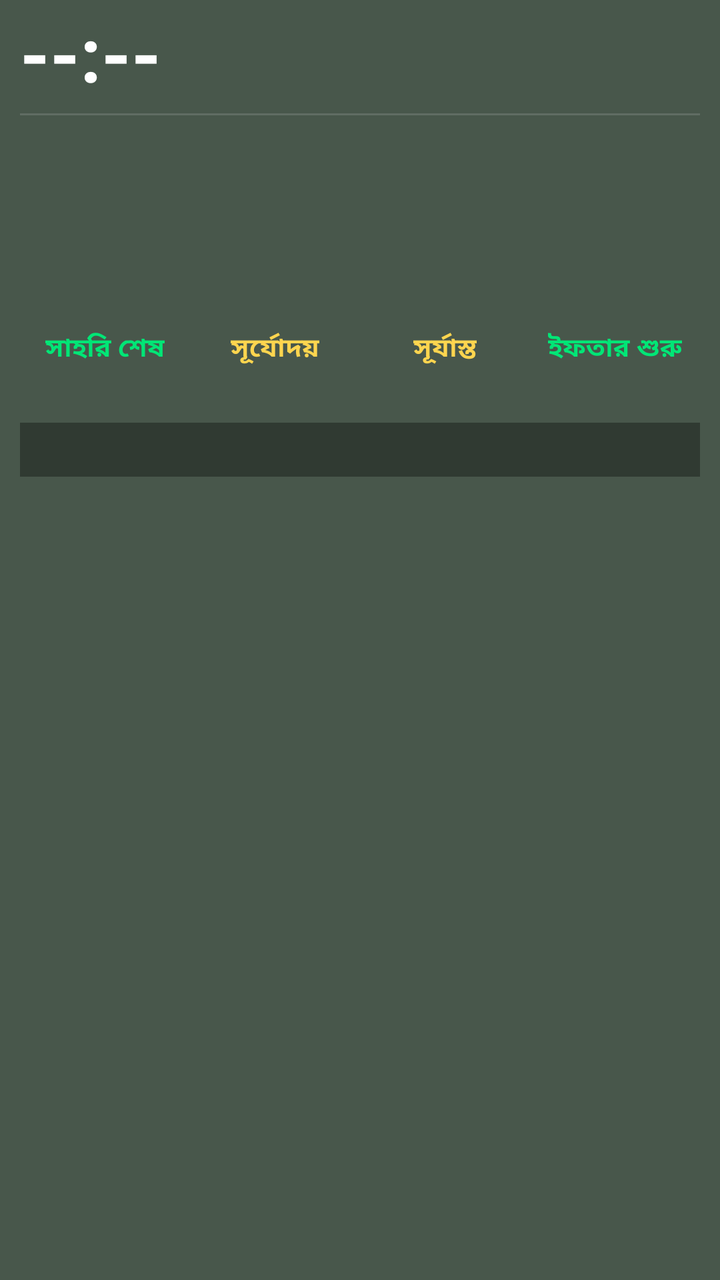
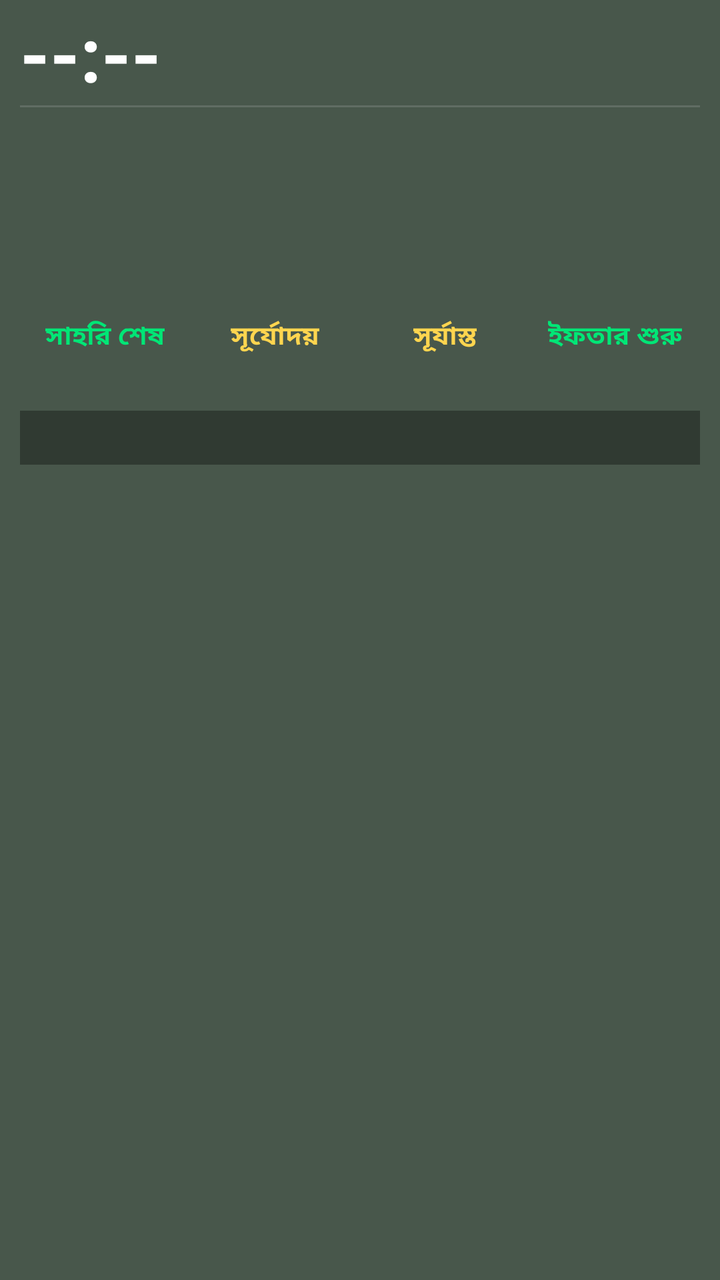

Two renders of the same Android screen: before a commit and after it. Below are the layout's source before the change and the commit's diff.
<!-- AndroidManifest.xml: fallback theme Theme.MaterialComponents.DayNight.NoActionBar -->
<!-- res/layout/prayer_widget_layout.xml -->
<?xml version="1.0" encoding="utf-8"?>
<LinearLayout xmlns:android="http://schemas.android.com/apk/res/android"
    android:layout_width="match_parent"
    android:layout_height="match_parent"
    android:orientation="vertical"
    android:background="@drawable/widget_background"
    android:paddingStart="10dp"
    android:paddingEnd="10dp"
    android:paddingTop="6dp"
    android:paddingBottom="8dp">

    
    <LinearLayout
        android:layout_width="match_parent"
        android:layout_height="wrap_content"
        android:orientation="horizontal"
        android:gravity="top">

        <TextView
            android:id="@+id/widget_time"
            android:layout_width="0dp"
            android:layout_height="wrap_content"
            android:layout_weight="1"
            android:text="--:--"
            android:textColor="#FFFFFF"
            android:textSize="38sp"
            android:textStyle="bold"
            android:includeFontPadding="false"
            android:gravity="start|center_vertical" />

        <LinearLayout
            android:layout_width="wrap_content"
            android:layout_height="wrap_content"
            android:orientation="vertical"
            android:gravity="end">

            <TextView
                android:id="@+id/widget_location"
                android:layout_width="wrap_content"
                android:layout_height="wrap_content"
                android:text=""
                android:textColor="#80DEEA"
                android:textSize="14sp"
                android:textStyle="bold"
                android:gravity="end"
                android:singleLine="true"
                android:ellipsize="end"
                android:maxWidth="180dp" />

            <TextView
                android:id="@+id/widget_weather"
                android:layout_width="wrap_content"
                android:layout_height="wrap_content"
                android:layout_marginTop="2dp"
                android:text=""
                android:textColor="#B0BEC5"
                android:textSize="13sp"
                android:textStyle="bold"
                android:gravity="end"
                android:singleLine="true"
                android:ellipsize="end"
                android:maxWidth="180dp" />

        </LinearLayout>

    </LinearLayout>

    
    <TextView
        android:layout_width="match_parent"
        android:layout_height="1dp"
        android:layout_marginTop="6dp"
        android:layout_marginBottom="6dp"
        android:background="#22FFFFFF"
        android:text="" />

    
    <LinearLayout
        android:layout_width="match_parent"
        android:layout_height="wrap_content"
        android:orientation="horizontal">

        
        <LinearLayout
            android:layout_width="0dp"
            android:layout_height="wrap_content"
            android:layout_weight="1"
            android:orientation="vertical">

            <TextView
                android:id="@+id/widget_waqt_name"
                android:layout_width="wrap_content"
                android:layout_height="wrap_content"
                android:text=""
                android:textColor="#FFFFFF"
                android:textSize="20sp"
                android:textStyle="bold" />

            <TextView
                android:id="@+id/widget_waqt_range"
                android:layout_width="wrap_content"
                android:layout_height="wrap_content"
                android:layout_marginTop="2dp"
                android:text=""
                android:textColor="#B0BEC5"
                android:textSize="15sp" />

            <TextView
                android:id="@+id/widget_waqt_remaining"
                android:layout_width="wrap_content"
                android:layout_height="wrap_content"
                android:layout_marginTop="3dp"
                android:text=""
                android:textColor="#FFD54F"
                android:textSize="15sp"
                android:textStyle="bold" />

        </LinearLayout>

        
        <LinearLayout
            android:layout_width="0dp"
            android:layout_height="wrap_content"
            android:layout_weight="1"
            android:orientation="vertical">

            <TextView
                android:id="@+id/widget_day"
                android:layout_width="match_parent"
                android:layout_height="wrap_content"
                android:text=""
                android:textColor="#66BB6A"
                android:textSize="19sp"
                android:textStyle="bold"
                android:singleLine="true"
                android:ellipsize="end"
                android:gravity="end" />

            <TextView
                android:id="@+id/widget_gregorian"
                android:layout_width="match_parent"
                android:layout_height="wrap_content"
                android:layout_marginTop="2dp"
                android:text=""
                android:textColor="#E0E0E0"
                android:textSize="15sp"
                android:textStyle="bold"
                android:gravity="end" />

            <TextView
                android:id="@+id/widget_hijri"
                android:layout_width="match_parent"
                android:layout_height="wrap_content"
                android:layout_marginTop="2dp"
                android:text=""
                android:textColor="#FFD54F"
                android:textSize="15sp"
                android:textStyle="bold"
                android:gravity="end" />

            <TextView
                android:id="@+id/widget_bangla_date"
                android:layout_width="match_parent"
                android:layout_height="wrap_content"
                android:layout_marginTop="2dp"
                android:text=""
                android:textColor="#80DEEA"
                android:textSize="15sp"
                android:textStyle="bold"
                android:gravity="end" />

        </LinearLayout>
    </LinearLayout>

    
    <LinearLayout
        android:layout_width="match_parent"
        android:layout_height="wrap_content"
        android:layout_marginTop="8dp"
        android:orientation="horizontal">

        <LinearLayout
            android:layout_width="0dp"
            android:layout_height="wrap_content"
            android:layout_weight="1"
            android:orientation="vertical"
            android:gravity="center">

            <TextView
                android:id="@+id/widget_sehri_label"
                android:layout_width="wrap_content"
                android:layout_height="wrap_content"
                android:text="সাহরি শেষ"
                android:textColor="#00E676"
                android:textSize="13sp"
                android:textStyle="bold" />

            <TextView
                android:id="@+id/widget_sehri"
                android:layout_width="wrap_content"
                android:layout_height="wrap_content"
                android:text=""
                android:textColor="#00E676"
                android:textSize="16sp"
                android:textStyle="bold" />

        </LinearLayout>

        <LinearLayout
            android:layout_width="0dp"
            android:layout_height="wrap_content"
            android:layout_weight="1"
            android:orientation="vertical"
            android:gravity="center">

            <TextView
                android:id="@+id/widget_sunrise_label"
                android:layout_width="wrap_content"
                android:layout_height="wrap_content"
                android:text="সূর্যোদয়"
                android:textColor="#FFD54F"
                android:textSize="13sp"
                android:textStyle="bold" />

            <TextView
                android:id="@+id/widget_sunrise"
                android:layout_width="wrap_content"
                android:layout_height="wrap_content"
                android:text=""
                android:textColor="#FFD54F"
                android:textSize="16sp"
                android:textStyle="bold" />

        </LinearLayout>

        <LinearLayout
            android:layout_width="0dp"
            android:layout_height="wrap_content"
            android:layout_weight="1"
            android:orientation="vertical"
            android:gravity="center">

            <TextView
                android:id="@+id/widget_sunset_label"
                android:layout_width="wrap_content"
                android:layout_height="wrap_content"
                android:text="সূর্যাস্ত"
                android:textColor="#FFD54F"
                android:textSize="13sp"
                android:textStyle="bold" />

            <TextView
                android:id="@+id/widget_sunset"
                android:layout_width="wrap_content"
                android:layout_height="wrap_content"
                android:text=""
                android:textColor="#FFD54F"
                android:textSize="16sp"
                android:textStyle="bold" />

        </LinearLayout>

        <LinearLayout
            android:layout_width="0dp"
            android:layout_height="wrap_content"
            android:layout_weight="1"
            android:orientation="vertical"
            android:gravity="center">

            <TextView
                android:id="@+id/widget_iftar_label"
                android:layout_width="wrap_content"
                android:layout_height="wrap_content"
                android:text="ইফতার শুরু"
                android:textColor="#00E676"
                android:textSize="13sp"
                android:textStyle="bold" />

            <TextView
                android:id="@+id/widget_iftar"
                android:layout_width="wrap_content"
                android:layout_height="wrap_content"
                android:text=""
                android:textColor="#00E676"
                android:textSize="16sp"
                android:textStyle="bold" />

        </LinearLayout>

    </LinearLayout>

    
    <TextView
        android:id="@+id/widget_alert"
        android:layout_width="match_parent"
        android:layout_height="wrap_content"
        android:layout_marginTop="6dp"
        android:paddingTop="4dp"
        android:paddingBottom="4dp"
        android:paddingStart="4dp"
        android:paddingEnd="4dp"
        android:background="#55000000"
        android:text=""
        android:textColor="#FFD54F"
        android:textSize="14sp"
        android:textStyle="bold"
        android:gravity="start"
        android:maxLines="10"
        android:ellipsize="end" />

</LinearLayout>
<!-- resources referenced by this layout -->
<resources>
  <!-- drawable widget_background (drawable) -->
  <?xml version="1.0" encoding="utf-8"?>
  <shape xmlns:android="http://schemas.android.com/apk/res/android"
      android:shape="rectangle">
      <solid android:color="#CC1B2E1F" />
  </shape>
</resources>

<!-- the commit's change to res/layout/prayer_widget_layout.xml (unified diff, before → after) -->
@@ -69,8 +69,8 @@
     <TextView
         android:layout_width="match_parent"
         android:layout_height="1dp"
-        android:layout_marginTop="6dp"
-        android:layout_marginBottom="6dp"
+        android:layout_marginTop="2dp"
+        android:layout_marginBottom="4dp"
         android:background="#22FFFFFF"
         android:text="" />
 
@@ -103,7 +103,7 @@
                 android:layout_marginTop="2dp"
                 android:text=""
                 android:textColor="#B0BEC5"
-                android:textSize="15sp" />
+                android:textSize="18sp" />
 
             <TextView
                 android:id="@+id/widget_waqt_remaining"
